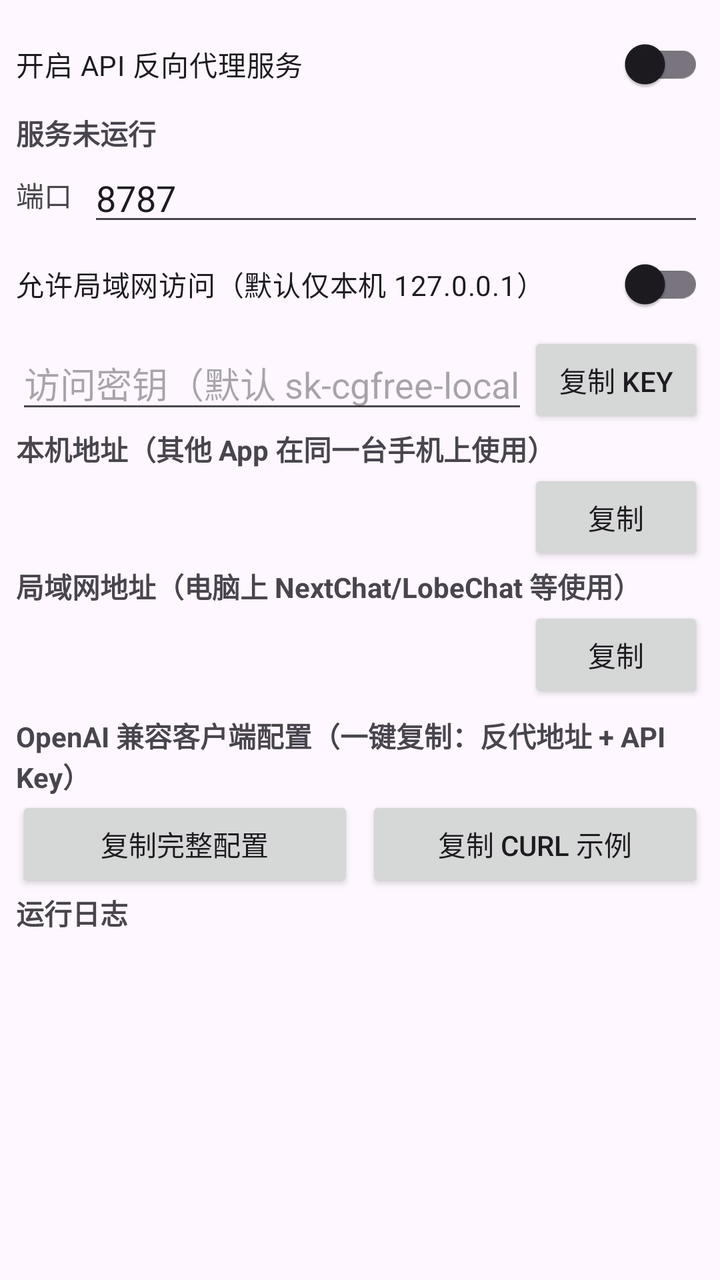
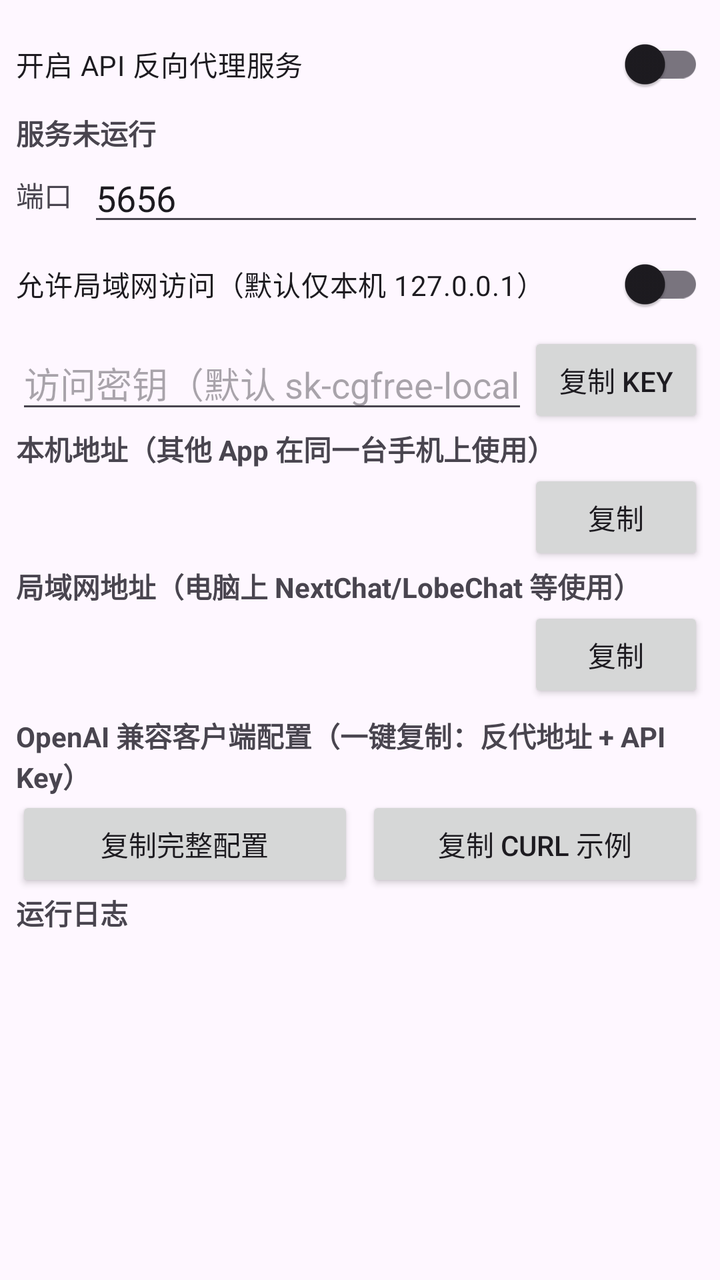

The first picture is an Android layout as it rendered before a commit; the second is the same layout after the commit. The layout source and the unified diff follow.
<!-- AndroidManifest.xml: application theme Theme.ChatGPTFree -->
<!-- res/layout/fragment_server.xml -->
<?xml version="1.0" encoding="utf-8"?>
<LinearLayout xmlns:android="http://schemas.android.com/apk/res/android"
    android:layout_width="match_parent"
    android:layout_height="match_parent"
    android:orientation="vertical"
    android:padding="8dp">

    <ScrollView
        android:layout_width="match_parent"
        android:layout_height="wrap_content"
        android:fillViewport="true">

        <LinearLayout
            android:layout_width="match_parent"
            android:layout_height="wrap_content"
            android:orientation="vertical">

            <com.google.android.material.switchmaterial.SwitchMaterial
                android:id="@+id/enableSwitch"
                android:layout_width="match_parent"
                android:layout_height="wrap_content"
                android:text="开启 API 反向代理服务" />

            <TextView
                android:id="@+id/statusText"
                android:layout_width="match_parent"
                android:layout_height="wrap_content"
                android:text="服务未运行"
                android:textStyle="bold" />

            <LinearLayout
                android:layout_width="match_parent"
                android:layout_height="wrap_content"
                android:orientation="horizontal"
                android:gravity="center_vertical">

                <TextView
                    android:layout_width="wrap_content"
                    android:layout_height="wrap_content"
                    android:text="端口" />

                <EditText
                    android:id="@+id/portInput"
                    android:layout_width="0dp"
                    android:layout_height="wrap_content"
                    android:layout_weight="1"
                    android:layout_marginStart="8dp"
                    android:inputType="number"
                    android:text="8787" />
            </LinearLayout>

            <com.google.android.material.switchmaterial.SwitchMaterial
                android:id="@+id/lanSwitch"
                android:layout_width="match_parent"
                android:layout_height="wrap_content"
                android:text="允许局域网访问（默认仅本机 127.0.0.1）" />

            <LinearLayout
                android:layout_width="match_parent"
                android:layout_height="wrap_content"
                android:gravity="center_vertical"
                android:orientation="horizontal">

                <EditText
                    android:id="@+id/apiKeyInput"
                    android:layout_width="0dp"
                    android:layout_height="wrap_content"
                    android:layout_weight="1"
                    android:hint="访问密钥（默认 sk-cgfree-local，客户端需携带 x-api-key；清空=不校验）"
                    android:inputType="text" />

                <Button
                    android:id="@+id/copyKeyBtn"
                    android:layout_width="wrap_content"
                    android:layout_height="wrap_content"
                    android:text="复制 Key" />
            </LinearLayout>

            <LinearLayout
                android:layout_width="match_parent"
                android:layout_height="wrap_content"
                android:orientation="vertical">

                <TextView
                    android:layout_width="wrap_content"
                    android:layout_height="wrap_content"
                    android:text="本机地址（其他 App 在同一台手机上使用）"
                    android:textStyle="bold" />

                <LinearLayout
                    android:layout_width="match_parent"
                    android:layout_height="wrap_content"
                    android:orientation="horizontal">

                    <TextView
                        android:id="@+id/loopUrl"
                        android:layout_width="0dp"
                        android:layout_height="wrap_content"
                        android:layout_weight="1"
                        android:textIsSelectable="true"
                        android:textSize="12sp" />

                    <Button
                        android:id="@+id/copyLoopBtn"
                        android:layout_width="wrap_content"
                        android:layout_height="wrap_content"
                        android:text="复制" />
                </LinearLayout>

                <TextView
                    android:layout_width="wrap_content"
                    android:layout_height="wrap_content"
                    android:text="局域网地址（电脑上 NextChat/LobeChat 等使用）"
                    android:textStyle="bold" />

                <LinearLayout
                    android:layout_width="match_parent"
                    android:layout_height="wrap_content"
                    android:orientation="horizontal">

                    <TextView
                        android:id="@+id/lanUrl"
                        android:layout_width="0dp"
                        android:layout_height="wrap_content"
                        android:layout_weight="1"
                        android:textIsSelectable="true"
                        android:textSize="12sp" />

                    <Button
                        android:id="@+id/copyLanBtn"
                        android:layout_width="wrap_content"
                        android:layout_height="wrap_content"
                        android:text="复制" />
                </LinearLayout>

                <TextView
                    android:layout_width="wrap_content"
                    android:layout_height="wrap_content"
                    android:layout_marginTop="6dp"
                    android:text="OpenAI 兼容客户端配置（一键复制：反代地址 + API Key）"
                    android:textStyle="bold" />

                <LinearLayout
                    android:layout_width="match_parent"
                    android:layout_height="wrap_content"
                    android:orientation="horizontal">

                    <Button
                        android:id="@+id/copyFullBtn"
                        android:layout_width="0dp"
                        android:layout_height="wrap_content"
                        android:layout_weight="1"
                        android:text="复制完整配置" />

                    <Button
                        android:id="@+id/copyCurlBtn"
                        android:layout_width="0dp"
                        android:layout_height="wrap_content"
                        android:layout_marginStart="6dp"
                        android:layout_weight="1"
                        android:text="复制 curl 示例" />
                </LinearLayout>
            </LinearLayout>
        </LinearLayout>
    </ScrollView>

    <TextView
        android:layout_width="wrap_content"
        android:layout_height="wrap_content"
        android:text="运行日志"
        android:textStyle="bold" />

    <ScrollView
        android:id="@+id/logScroll"
        android:layout_width="match_parent"
        android:layout_height="0dp"
        android:layout_weight="1">

        <TextView
            android:id="@+id/logView"
            android:layout_width="match_parent"
            android:layout_height="wrap_content"
            android:fontFamily="monospace"
            android:textSize="10sp" />
    </ScrollView>
</LinearLayout>
<!-- resources referenced by this layout -->
<resources>
  <style name="Theme.ChatGPTFree" parent="Theme.Material3.DayNight.NoActionBar">
          <item name="colorPrimary">@color/cg_primary</item>
          <item name="colorOnPrimary">#FFFFFF</item>
          <item name="android:statusBarColor">@color/cg_primary</item>
      </style>
  <color name="cg_primary">#10A37F</color>
</resources>

<!-- the commit's change to res/layout/fragment_server.xml (unified diff, before → after) -->
@@ -46,7 +46,7 @@
                     android:layout_weight="1"
                     android:layout_marginStart="8dp"
                     android:inputType="number"
-                    android:text="8787" />
+                    android:text="5656" />
             </LinearLayout>
 
             <com.google.android.material.switchmaterial.SwitchMaterial
